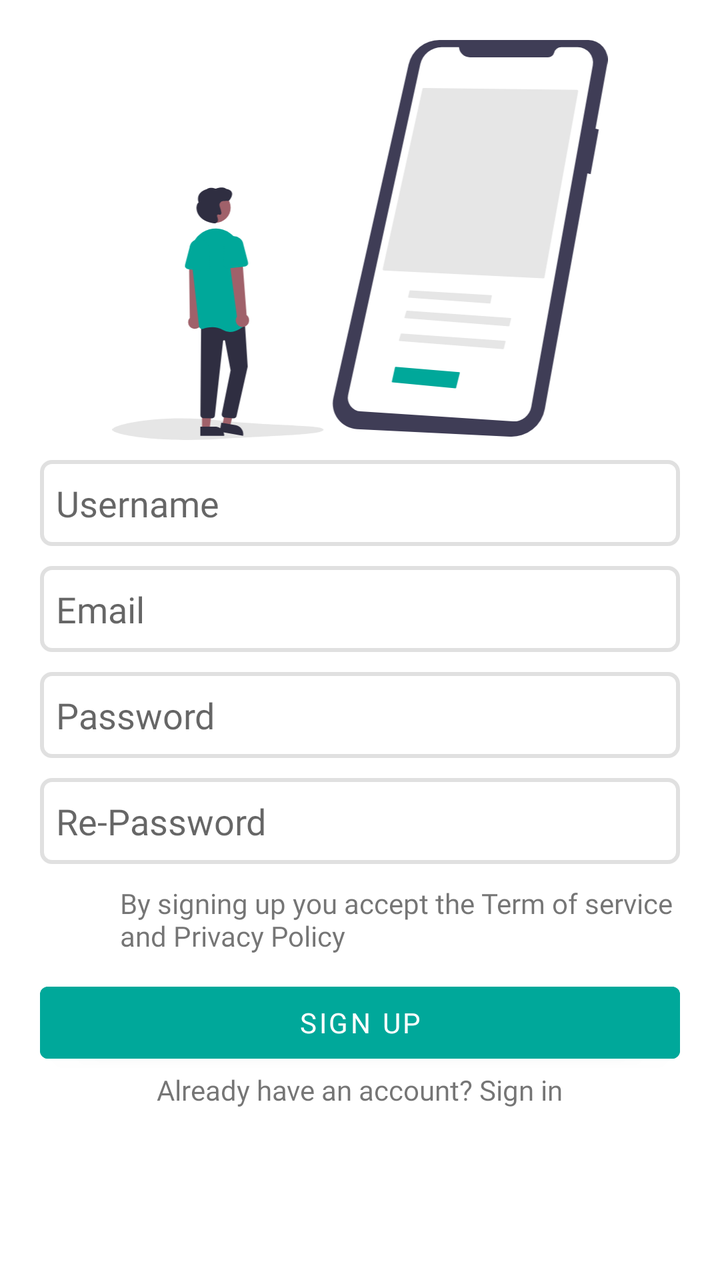
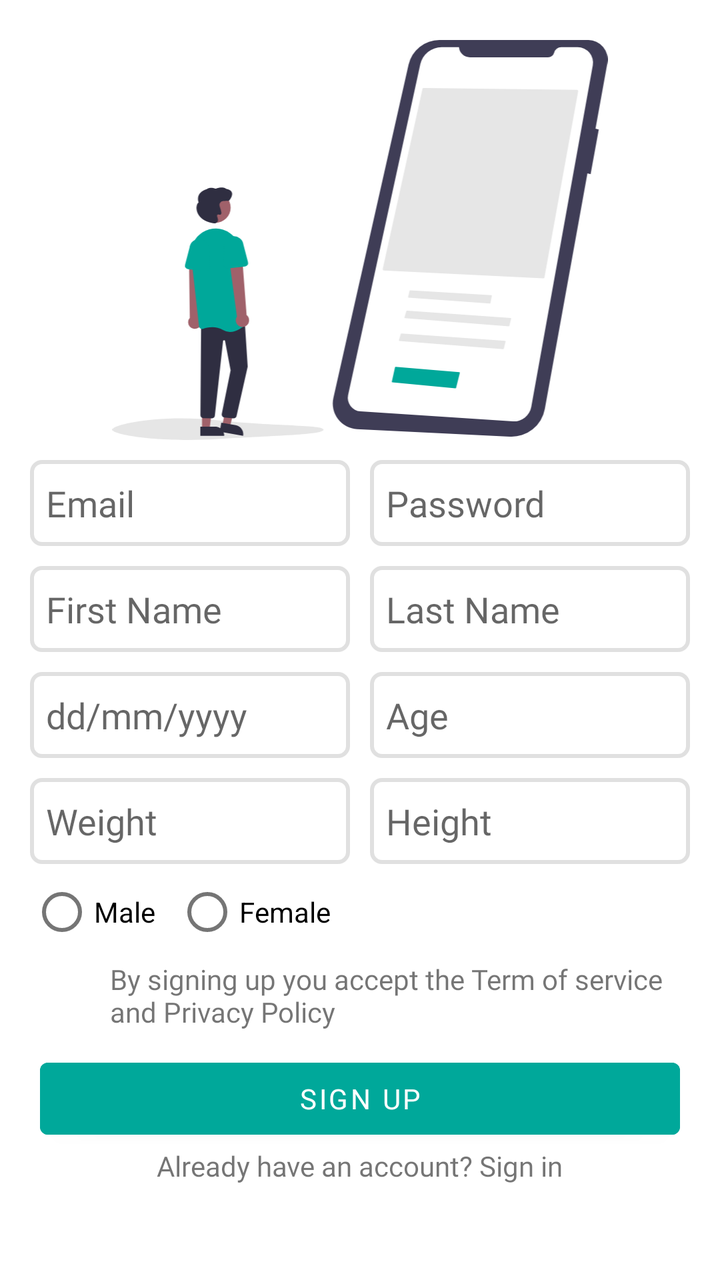

The first picture is an Android layout as it rendered before a commit; the second is the same layout after the commit. The layout source and the unified diff follow.
<!-- AndroidManifest.xml: application theme Theme.VHAApp -->
<!-- res/layout/registration_fragment.xml -->
<?xml version="1.0" encoding="utf-8"?>
<FrameLayout xmlns:android="http://schemas.android.com/apk/res/android"
    xmlns:tools="http://schemas.android.com/tools"
    android:layout_width="match_parent"
    android:layout_height="match_parent"
    tools:context=".ui.RegistrationFragment">

    <RelativeLayout
        android:layout_width="match_parent"
        android:layout_height="match_parent">

        <ImageView
            android:id="@+id/imgRegistration"
            android:layout_width="wrap_content"
            android:layout_height="200dp"
            android:layout_marginTop="20dp"
            android:src="@drawable/ic_registration" />

        <RelativeLayout
            android:layout_width="wrap_content"
            android:layout_height="wrap_content"
            android:layout_below="@id/imgRegistration"
            android:layout_marginTop="10dp">

            <EditText
                android:id="@+id/edtUsername"
                android:layout_width="match_parent"
                android:layout_height="43dp"
                android:layout_marginHorizontal="20dp"
                android:layout_marginBottom="10dp"
                android:background="@drawable/edit_text_border"
                android:fontFamily="@font/roboto_regular"
                android:hint="Username" />

            <EditText
                android:id="@+id/edtEmail"
                android:layout_width="match_parent"
                android:layout_height="43dp"
                android:layout_below="@id/edtUsername"
                android:layout_marginHorizontal="20dp"
                android:layout_marginBottom="10dp"
                android:background="@drawable/edit_text_border"
                android:fontFamily="@font/roboto_regular"
                android:hint="Email" />


            <EditText
                android:id="@+id/edtPassword"
                android:layout_width="match_parent"
                android:layout_height="43dp"
                android:layout_below="@id/edtEmail"
                android:layout_marginHorizontal="20dp"
                android:layout_marginBottom="10dp"
                android:background="@drawable/edit_text_border"
                android:fontFamily="@font/roboto_regular"
                android:hint="Password"
                android:inputType="textPassword" />

            <EditText
                android:id="@+id/edtRePassword"
                android:layout_width="match_parent"
                android:layout_height="43dp"
                android:layout_below="@id/edtPassword"
                android:layout_marginHorizontal="20dp"
                android:layout_marginBottom="10dp"
                android:background="@drawable/edit_text_border"
                android:fontFamily="@font/roboto_regular"
                android:hint="Re-Password"
                android:inputType="textPassword" />


            <TextView
                android:id="@+id/txtTermsAndCondition"
                android:layout_width="wrap_content"
                android:layout_height="wrap_content"
                android:layout_below="@id/edtRePassword"
                android:layout_alignStart="@id/edtRePassword"
                android:layout_alignEnd="@id/edtRePassword"
                android:layout_marginStart="40dp"
                android:layout_marginBottom="10dp"
                android:fontFamily="@font/roboto_bold"
                android:text="By signing up you accept the Term of service and Privacy Policy" />

            <Button
                android:id="@+id/btnSignUp"
                android:layout_width="match_parent"
                android:layout_height="wrap_content"
                android:layout_below="@id/txtTermsAndCondition"
                android:layout_marginHorizontal="20dp"
                android:backgroundTint="#00a89a"
                android:fontFamily="@font/roboto_bold"
                android:text="Sign Up" />

            <TextView
                android:id="@+id/txtSignIn"
                android:layout_width="wrap_content"
                android:layout_height="wrap_content"
                android:layout_below="@id/btnSignUp"
                android:layout_centerHorizontal="true"
                android:layout_marginBottom="10dp"
                android:fontFamily="@font/roboto_bold"
                android:text="Already have an account? Sign in" />
        </RelativeLayout>

    </RelativeLayout>

</FrameLayout>
<!-- resources referenced by this layout -->
<resources>
  <!-- drawable edit_text_border (drawable) -->
  <?xml version="1.0" encoding="utf-8"?>
  <selector xmlns:android="http://schemas.android.com/apk/res/android">
      android:layout_height="wrap_content"
      android:layout_width="wrap_content">
      <item>
          <shape android:shape="rectangle">
  
              <corners android:radius="5dp" />
              <stroke
                  android:width="2dp"
                  android:color="#E0E0E0"
                  />
              <padding android:left="8sp"/>
          </shape>
  
      </item>
  </selector>
  <!-- drawable ic_registration: vector/xml drawable (drawable, 5660 chars, omitted) -->
  <style name="Theme.VHAApp" parent="Theme.MaterialComponents.DayNight.NoActionBar">
          
          <item name="colorPrimary">@color/purple_500</item>
          <item name="colorPrimaryVariant">@color/purple_700</item>
          <item name="colorOnPrimary">@color/white</item>
          
          <item name="colorSecondary">@color/teal_200</item>
          <item name="colorSecondaryVariant">@color/teal_700</item>
          <item name="colorOnSecondary">@color/black</item>
          
          <item name="android:statusBarColor" tools:targetApi="l">?attr/colorPrimaryVariant</item>
          
      </style>
  <color name="purple_500">#1b4350</color>
  <color name="purple_700">#00a89a</color>
  <color name="white">#FFFFFFFF</color>
  <color name="teal_200">#FF03DAC5</color>
  <color name="teal_700">#FF018786</color>
  <color name="black">#FF000000</color>
</resources>

<!-- the commit's change to res/layout/registration_fragment.xml (unified diff, before → after) -->
@@ -16,91 +16,181 @@
             android:layout_marginTop="20dp"
             android:src="@drawable/ic_registration" />
 
-        <RelativeLayout
+        <LinearLayout
+            android:id="@+id/fieldsContainer"
+            android:layout_width="match_parent"
+            android:layout_height="wrap_content"
+            android:layout_below="@id/imgRegistration"
+            android:layout_marginHorizontal="15dp"
+            android:layout_marginTop="10dp"
+            android:orientation="vertical">
+
+            <LinearLayout
+                android:layout_width="match_parent"
+                android:layout_height="wrap_content"
+                android:orientation="horizontal"
+                android:weightSum="2">
+
+                <EditText
+                    android:id="@+id/edtEmail"
+                    android:layout_width="match_parent"
+                    android:layout_height="43dp"
+                    android:layout_marginEnd="5dp"
+                    android:layout_weight="1"
+                    android:background="@drawable/edit_text_border"
+                    android:fontFamily="@font/roboto_regular"
+                    android:hint="Email" />
+
+                <EditText
+                    android:id="@+id/edtPassword"
+                    android:layout_width="match_parent"
+                    android:layout_height="43dp"
+                    android:layout_marginStart="5dp"
+                    android:layout_weight="1"
+                    android:background="@drawable/edit_text_border"
+                    android:fontFamily="@font/roboto_regular"
+                    android:hint="Password"
+                    android:inputType="textPassword" />
+
+            </LinearLayout>
+
+            <LinearLayout
+                android:layout_width="match_parent"
+                android:layout_height="wrap_content"
+                android:layout_marginTop="10dp"
+                android:orientation="horizontal"
+                android:weightSum="2">
+
+                <EditText
+                    android:layout_width="match_parent"
+                    android:layout_height="43dp"
+                    android:layout_marginEnd="5dp"
+                    android:layout_weight="1"
+                    android:background="@drawable/edit_text_border"
+                    android:fontFamily="@font/roboto_regular"
+                    android:hint="First Name" />
+
+                <EditText
+                    android:layout_width="match_parent"
+                    android:layout_height="43dp"
+                    android:layout_marginStart="5dp"
+                    android:layout_weight="1"
+                    android:background="@drawable/edit_text_border"
+                    android:fontFamily="@font/roboto_regular"
+                    android:hint="Last Name" />
+
+
+            </LinearLayout>
+
+            <LinearLayout
+                android:layout_width="match_parent"
+                android:layout_height="wrap_content"
+                android:layout_marginTop="10dp"
+                android:orientation="horizontal"
+                android:weightSum="2">
+
+                <EditText
+                    android:layout_width="match_parent"
+                    android:layout_height="43dp"
+                    android:layout_marginEnd="5dp"
+                    android:layout_weight="1"
+                    android:background="@drawable/edit_text_border"
+                    android:fontFamily="@font/roboto_regular"
+                    android:hint="dd/mm/yyyy" />
+
+                <EditText
+                    android:layout_width="match_parent"
+                    android:layout_height="43dp"
+                    android:layout_marginStart="5dp"
+                    android:layout_weight="1"
+                    android:background="@drawable/edit_text_border"
+                    android:fontFamily="@font/roboto_regular"
+                    android:hint="Age"
+                    android:inputType="number" />
+
+            </LinearLayout>
+
+            <LinearLayout
+                android:layout_width="match_parent"
+                android:layout_height="wrap_content"
+                android:layout_marginTop="10dp"
+                android:orientation="horizontal"
+                android:weightSum="2">
+
+                <EditText
+                    android:layout_width="match_parent"
+                    android:layout_height="43dp"
+                    android:layout_marginEnd="5dp"
+                    android:layout_weight="1"
+                    android:background="@drawable/edit_text_border"
+                    android:fontFamily="@font/roboto_regular"
+                    android:hint="Weight"
+                    android:inputType="number" />
+
+                <EditText
+                    android:layout_width="match_parent"
+                    android:layout_height="43dp"
+                    android:layout_marginStart="5dp"
+                    android:layout_weight="1"
+                    android:background="@drawable/edit_text_border"
+                    android:fontFamily="@font/roboto_regular"
+                    android:hint="Height"
+                    android:inputType="number" />
+
+            </LinearLayout>
+
+            <RadioGroup xmlns:android="http://schemas.android.com/apk/res/android"
+                android:layout_width="match_parent"
+                android:layout_height="wrap_content"
+                android:orientation="horizontal">
+
+                <RadioButton
+                    android:id="@+id/radio_pirates"
+                    android:layout_width="wrap_content"
+                    android:layout_height="wrap_content"
+                    android:text="Male" />
+
+                <RadioButton
+                    android:id="@+id/radio_ninjas"
+                    android:layout_width="wrap_content"
+                    android:layout_height="wrap_content"
+                    android:layout_marginStart="10dp"
+                    android:text="Female" />
+            </RadioGroup>
+
+        </LinearLayout>
+
+        <TextView
+            android:id="@+id/txtTermsAndCondition"
             android:layout_width="wrap_content"
             android:layout_height="wrap_content"
-            android:layout_below="@id/imgRegistration"
-            android:layout_marginTop="10dp">
+            android:layout_below="@id/fieldsContainer"
+            android:layout_alignStart="@id/fieldsContainer"
+            android:layout_alignEnd="@id/fieldsContainer"
+            android:layout_marginStart="40dp"
+            android:layout_marginBottom="10dp"
+            android:fontFamily="@font/roboto_bold"
+            android:text="By signing up you accept the Term of service and Privacy Policy" />
 
-            <EditText
-                android:id="@+id/edtUsername"
-                android:layout_width="match_parent"
-                android:layout_height="43dp"
-                android:layout_marginHorizontal="20dp"
-                android:layout_marginBottom="10dp"
-                android:background="@drawable/edit_text_border"
-                android:fontFamily="@font/roboto_regular"
-                android:hint="Username" />
+        <Button
+            android:id="@+id/btnSignUp"
+            android:layout_width="match_parent"
+            android:layout_height="wrap_content"
+            android:layout_below="@id/txtTermsAndCondition"
+            android:layout_marginHorizontal="20dp"
+            android:backgroundTint="#00a89a"
+            android:fontFamily="@font/roboto_bold"
+            android:text="Sign Up" />
 
-            <EditText
-                android:id="@+id/edtEmail"
-                android:layout_width="match_parent"
-                android:layout_height="43dp"
-                android:layout_below="@id/edtUsername"
-                android:layout_marginHorizontal="20dp"
-                android:layout_marginBottom="10dp"
-                android:background="@drawable/edit_text_border"
-                android:fontFamily="@font/roboto_regular"
-                android:hint="Email" />
-
-
-            <EditText
-                android:id="@+id/edtPassword"
-                android:layout_width="match_parent"
-                android:layout_height="43dp"
-                android:layout_below="@id/edtEmail"
-                android:layout_marginHorizontal="20dp"
-                android:layout_marginBottom="10dp"
-                android:background="@drawable/edit_text_border"
-                android:fontFamily="@font/roboto_regular"
-                android:hint="Password"
-                android:inputType="textPassword" />
-
-            <EditText
-                android:id="@+id/edtRePassword"
-                android:layout_width="match_parent"
-                android:layout_height="43dp"
-                android:layout_below="@id/edtPassword"
-                android:layout_marginHorizontal="20dp"
-                android:layout_marginBottom="10dp"
-                android:background="@drawable/edit_text_border"
-                android:fontFamily="@font/roboto_regular"
-                android:hint="Re-Password"
-                android:inputType="textPassword" />
-
-
-            <TextView
-                android:id="@+id/txtTermsAndCondition"
-                android:layout_width="wrap_content"
-                android:layout_height="wrap_content"
-                android:layout_below="@id/edtRePassword"
-                android:layout_alignStart="@id/edtRePassword"
-                android:layout_alignEnd="@id/edtRePassword"
-                android:layout_marginStart="40dp"
-                android:layout_marginBottom="10dp"
-                android:fontFamily="@font/roboto_bold"
-                android:text="By signing up you accept the Term of service and Privacy Policy" />
-
-            <Button
-                android:id="@+id/btnSignUp"
-                android:layout_width="match_parent"
-                android:layout_height="wrap_content"
-                android:layout_below="@id/txtTermsAndCondition"
-                android:layout_marginHorizontal="20dp"
-                android:backgroundTint="#00a89a"
-                android:fontFamily="@font/roboto_bold"
-                android:text="Sign Up" />
-
-            <TextView
-                android:id="@+id/txtSignIn"
-                android:layout_width="wrap_content"
-                android:layout_height="wrap_content"
-                android:layout_below="@id/btnSignUp"
-                android:layout_centerHorizontal="true"
-                android:layout_marginBottom="10dp"
-                android:fontFamily="@font/roboto_bold"
-                android:text="Already have an account? Sign in" />
-        </RelativeLayout>
+        <TextView
+            android:id="@+id/txtSignIn"
+            android:layout_width="wrap_content"
+            android:layout_height="wrap_content"
+            android:layout_below="@id/btnSignUp"
+            android:layout_centerHorizontal="true"
+            android:layout_marginBottom="10dp"
+            android:fontFamily="@font/roboto_bold"
+            android:text="Already have an account? Sign in" />
 
     </RelativeLayout>
 
